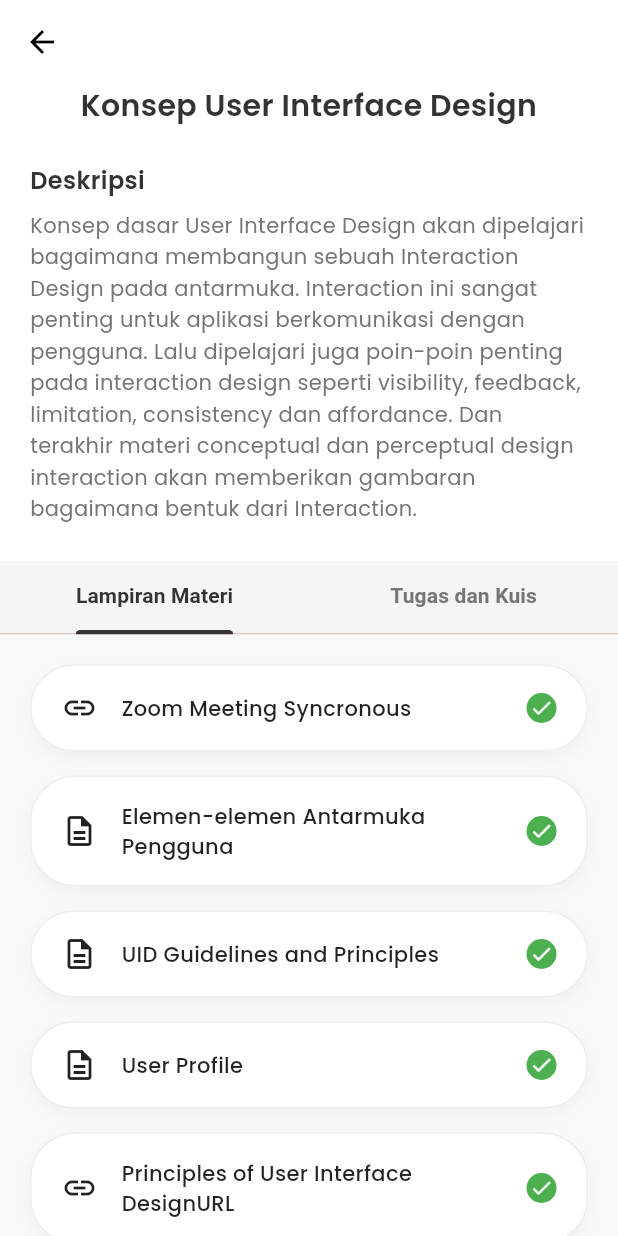
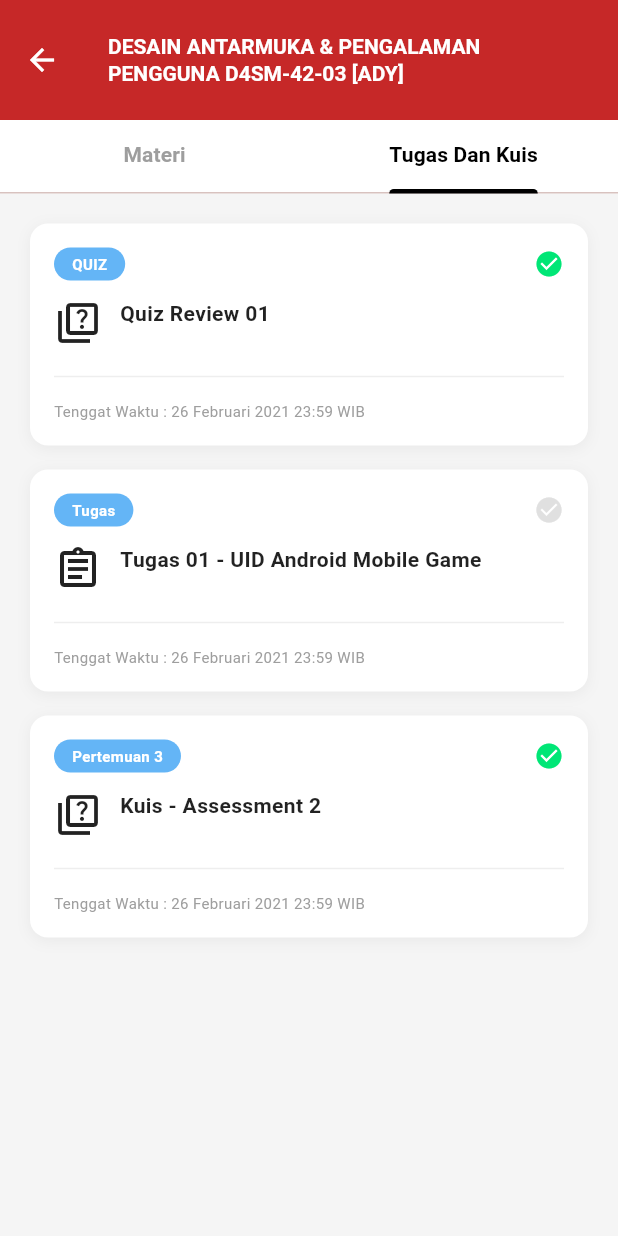
Before and after one commit to alfinfirdau/systemlarning, a Flutter app: the CourseDetailScreen screen opened directly, on a phone screen of 412 x 824 dp. Run offline on Flutter 3.47's test engine with Material 3 defaults, Android fonts, the phone set to English and light mode, and no system bars; our stand-ins replace google_fonts.

Commit message:
Add task card and topic detail bottom sheet widgets, update course detail screen

```diff
--- a/lib/screens/course_detail_screen.dart
+++ b/lib/screens/course_detail_screen.dart
@@ -1,9 +1,8 @@
 import 'package:flutter/material.dart';
 import '../core/app_colors.dart';
-import '../core/text_styles.dart';
-import '../widgets/assignment_card.dart';
+import '../widgets/task_card.dart';
 import '../widgets/material_item.dart';
-import 'assignment_detail_screen.dart';
+import '../widgets/topic_detail_bottom_sheet.dart';
 import 'video_player_screen.dart';
 
 class CourseDetailScreen extends StatefulWidget {
@@ -19,7 +18,7 @@ class _CourseDetailScreenState extends State<CourseDetailScreen> with SingleTick
   @override
   void initState() {
     super.initState();
-    _tabController = TabController(length: 2, vsync: this);
+    _tabController = TabController(length: 2, vsync: this, initialIndex: 1); // Default to Tugas tab as per screenshot context
   }
 
   @override
@@ -31,76 +30,61 @@ class _CourseDetailScreenState extends State<CourseDetailScreen> with SingleTick
   @override
   Widget build(BuildContext context) {
     return Scaffold(
-      backgroundColor: Colors.white,
+      backgroundColor: const Color(0xFFF5F5F5), // Light background
       appBar: AppBar(
-        backgroundColor: Colors.white,
+        backgroundColor: const Color(0xFFC62828), // Deep Red
         elevation: 0,
-        leading: const BackButton(color: Colors.black),
+        leading: const BackButton(color: Colors.white),
         title: const Text(
-          "", // Empty title in AppBar as per design it seems local header
-          style: TextStyle(color: Colors.black),
+          "DESAIN ANTARMUKA & PENGALAMAN\nPENGGUNA D4SM-42-03 [ADY]",
+          style: TextStyle(color: Colors.white, fontSize: 14, fontWeight: FontWeight.bold),
+          maxLines: 2,
         ),
-        actions: [
-             // Add a 3-dot menu or similar if needed?
-        ],
+        toolbarHeight: 80, // Taller AppBar for 2-line title
       ),
       body: Column(
         children: [
-          // Content Header
-          Padding(
-            padding: const EdgeInsets.symmetric(horizontal: 20.0),
-            child: Column(
-              crossAxisAlignment: CrossAxisAlignment.start,
-              children: [
-                 Center(
-                   child: Text(
-                    "Konsep User Interface Design",
-                    style: AppTextStyles.heading2.copyWith(fontSize: 20),
-                    textAlign: TextAlign.center,
-                                   ),
-                 ),
-                const SizedBox(height: 24),
-
-                Text("Deskripsi", style: AppTextStyles.heading3),
-                const SizedBox(height: 8),
-                Text(
-                  "Konsep dasar User Interface Design akan dipelajari bagaimana membangun sebuah Interaction Design pada antarmuka. Interaction ini sangat penting untuk aplikasi berkomunikasi dengan pengguna. Lalu dipelajari juga poin-poin penting pada interaction design seperti visibility, feedback, limitation, consistency dan affordance. Dan terakhir materi conceptual dan perceptual design interaction akan memberikan gambaran bagaimana bentuk dari Interaction.",
-                  style: AppTextStyles.bodyText.copyWith(color: AppColors.textGrey, height: 1.5),
-                ),
-              ],
-            ),
-          ),
-
-          const SizedBox(height: 24),
-
-          // Custom Tab Bar
+          // Tab Bar Container
           Container(
-             color: AppColors.lightGrey,
+            color: Colors.white,
             child: TabBar(
               controller: _tabController,
-              labelColor: AppColors.textBlack,
-              unselectedLabelColor: AppColors.textGrey,
-              indicatorColor: AppColors.textBlack,
+              labelColor: Colors.black,
+              unselectedLabelColor: Colors.grey,
+              indicatorColor: Colors.black,
               indicatorWeight: 3,
               labelStyle: const TextStyle(fontWeight: FontWeight.bold),
               tabs: const [
-                Tab(text: "Lampiran Materi"),
-                Tab(text: "Tugas dan Kuis"),
+                Tab(text: "Materi"),
+                Tab(text: "Tugas Dan Kuis"),
               ],
             ),
           ),
 
           // Tab View
           Expanded(
-            child: Container(
-              color: const Color(0xFFF9F9F9), // Light background for list
             child: TabBarView(
               controller: _tabController,
               children: [
-                  // Tab 1: Lampiran Materi
+                // Tab 1: Materi (Reused existing content style)
                 ListView(
                    padding: const EdgeInsets.all(20),
                    children: [
+                     MaterialItem(
+                       title: "Pengantar User Interface Design",
+                       icon: Icons.book,
+                       isCompleted: false, // Not completed yet
+                       onTap: () {
+                         showModalBottomSheet(
+                           context: context,
+                           isScrollControlled: true,
+                           shape: const RoundedRectangleBorder(
+                              borderRadius: BorderRadius.vertical(top: Radius.circular(20)),
+                           ),
+                           builder: (context) => const TopicDetailBottomSheet(),
+                         );
+                       },
+                     ),
                      MaterialItem(
                        title: "Zoom Meeting Syncronous",
                        icon: Icons.link,
@@ -112,24 +96,9 @@ class _CourseDetailScreenState extends State<CourseDetailScreen> with SingleTick
                        isCompleted: true,
                      ),
                       MaterialItem(
-                         title: "UID Guidelines and Principles",
-                         icon: Icons.description_outlined,
-                         isCompleted: true,
-                       ),
-                       MaterialItem(
-                         title: "User Profile",
-                         icon: Icons.description_outlined,
-                         isCompleted: true,
-                       ),
-                       MaterialItem(
-                         title: "Principles of User Interface DesignURL",
-                         icon: Icons.link,
-                         isCompleted: true,
-                       ),
-                       MaterialItem(
                        title: "Video - User Interface Design For Beginner",
                        icon: Icons.play_circle_outline,
-                         isCompleted: false, // Red/Black play icon in screenshot implies different state? Button? will use standard
+                       isCompleted: false,
                        onTap: () {
                          Navigator.push(
                           context,
@@ -140,25 +109,32 @@ class _CourseDetailScreenState extends State<CourseDetailScreen> with SingleTick
                    ],
                 ),
 
-                  // Tab 2: Tugas dan Kuis
+                // Tab 2: Tugas Dan Kuis (New Task Cards)
                 ListView(
-                    padding: const EdgeInsets.all(16),
-                    children: const [
-                      AssignmentCard(
+                  padding: const EdgeInsets.all(20),
+                  children: [
+                    TaskCard(
+                      type: "QUIZ",
                       title: "Quiz Review 01",
-                        description: "Silahkan kerjakan kuis ini dalam waktu 15 menit sebagai nilai pertama komponen kuis.",
-                        deadline: "Deadline: 26 Feb 2021",
-                        isQuiz: true,
+                      deadline: "26 Februari 2021 23:59 WIB",
+                      icon: Icons.quiz_outlined,
                       isCompleted: true,
                       onTap: () {
                         Navigator.pushNamed(context, '/quiz_review');
                       },
                     ),
-                      AssignmentCard(
-                        title: "Tugas 01",
-                        description: "Buatlah desain tampilan aplikasi.",
-                        deadline: "Deadline: 28 Feb 2021",
-                        isQuiz: false,
+                    TaskCard(
+                      type: "Tugas",
+                      title: "Tugas 01 - UID Android Mobile Game",
+                      deadline: "26 Februari 2021 23:59 WIB",
+                      icon: Icons.assignment_outlined,
+                      isCompleted: false, // Grey check in image
+                    ),
+                    TaskCard(
+                      type: "Pertemuan 3",
+                      title: "Kuis - Assessment 2",
+                      deadline: "26 Februari 2021 23:59 WIB",
+                      icon: Icons.quiz_outlined,
                       isCompleted: true,
                     ),
                   ],
@@ -166,7 +142,6 @@ class _CourseDetailScreenState extends State<CourseDetailScreen> with SingleTick
               ],
             ),
           ),
-          ),
         ],
       ),
     );
--- /dev/null
+++ b/lib/widgets/task_card.dart
@@ -0,0 +1,111 @@
+import 'package:flutter/material.dart';
+
+class TaskCard extends StatelessWidget {
+  final String type; // e.g. "QUIZ", "Tugas", "Pertemuan 3"
+  final String title;
+  final String deadline;
+  final bool isCompleted;
+  final IconData icon; // Defaults based on type if needed, but passed for flexibility
+  final VoidCallback? onTap;
+
+  const TaskCard({
+    super.key,
+    required this.type,
+    required this.title,
+    required this.deadline,
+    this.isCompleted = false,
+    required this.icon,
+    this.onTap,
+  });
+
+  @override
+  Widget build(BuildContext context) {
+    return GestureDetector(
+      onTap: onTap,
+      child: Container(
+        margin: const EdgeInsets.only(bottom: 16),
+        padding: const EdgeInsets.all(16),
+        decoration: BoxDecoration(
+          color: Colors.white,
+          borderRadius: BorderRadius.circular(12),
+          boxShadow: [
+             BoxShadow(
+               color: Colors.black.withOpacity(0.05),
+               blurRadius: 8,
+               offset: const Offset(0, 2),
+             )
+          ],
+        ),
+        child: Column(
+          children: [
+            // Header Row: Badge & Check
+            Row(
+              mainAxisAlignment: MainAxisAlignment.spaceBetween,
+              children: [
+                Container(
+                  padding: const EdgeInsets.symmetric(horizontal: 12, vertical: 4),
+                  decoration: BoxDecoration(
+                    color: const Color(0xFF64B5F6), // Light Blue
+                    borderRadius: BorderRadius.circular(20),
+                  ),
+                  child: Text(
+                    type,
+                    style: const TextStyle(
+                      color: Colors.white,
+                      fontSize: 10,
+                      fontWeight: FontWeight.bold,
+                    ),
+                  ),
+                ),
+                Icon(
+                  Icons.check_circle,
+                  color: isCompleted ? const Color(0xFF00E676) : Colors.grey.shade300,
+                  size: 20,
+                ),
+              ],
+            ),
+
+            const SizedBox(height: 12),
+
+            // Content Row: Icon & Title
+            Row(
+              crossAxisAlignment: CrossAxisAlignment.start,
+              children: [
+                Icon(icon, size: 32, color: Colors.black87),
+                const SizedBox(width: 12),
+                Expanded(
+                  child: Text(
+                    title,
+                    style: const TextStyle(
+                      fontWeight: FontWeight.bold,
+                      fontSize: 14,
+                      color: Colors.black87,
+                    ),
+                  ),
+                ),
+              ],
+            ),
+
+            const SizedBox(height: 12),
+            Divider(color: Colors.grey.shade200),
+            const SizedBox(height: 8),
+
+            // Footer: Deadline
+            Row(
+              children: [
+                const Text(
+                  "Tenggat Waktu : ",
+                  style: TextStyle(fontSize: 10, color: Colors.grey),
+                ),
+                Text(
+                  deadline,
+                  style: const TextStyle(fontSize: 10, color: Colors.grey),
+                ),
+              ],
+            ),
+          ],
+        ),
+      ),
+    );
+  }
+}
```
Also changed, not shown: lib/widgets/topic_detail_bottom_sheet.dart (added, +143 -0 lines). Lines whose indentation alone changed are shown as unchanged.
